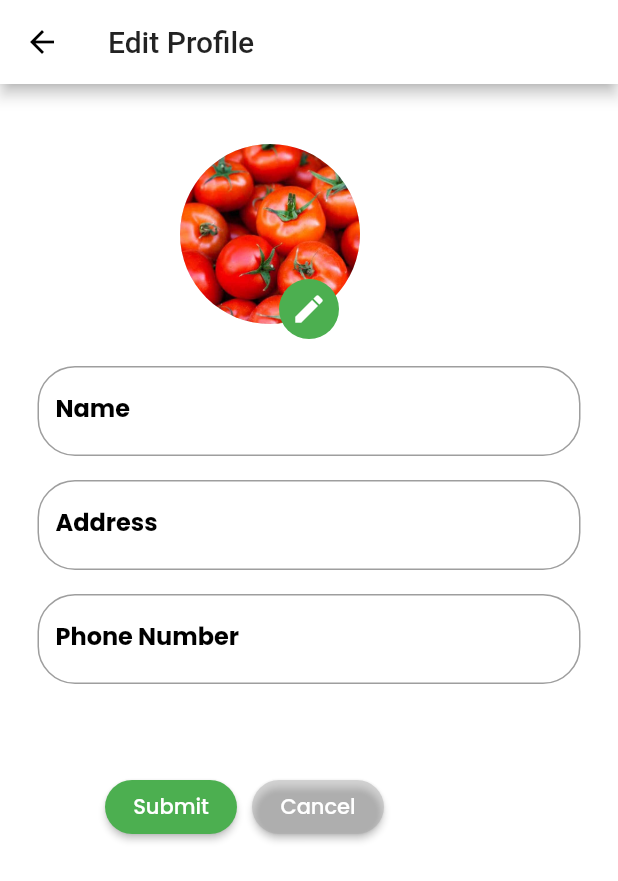
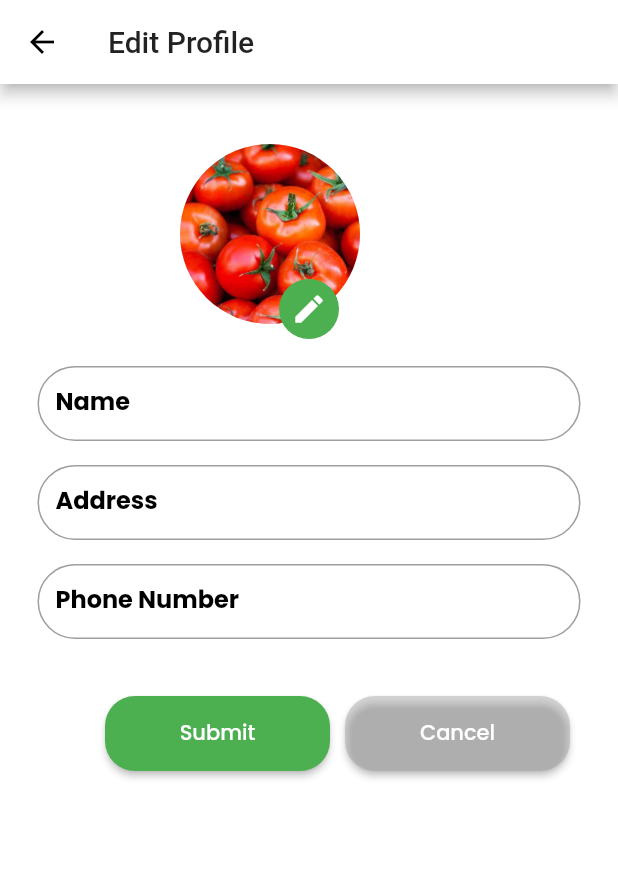
Before and after one commit to FarmartApp/Farmart-Front-end, a Flutter app: the EditProfilePage screen opened directly, on a phone screen of 412 x 824 dp. Shown: the top 881 px of the screen. Run offline on Flutter 3.47's test engine with Material 2 defaults, Android fonts, the phone set to English and light mode, and no system bars; our stand-ins replace cool_alert, flutter_svg, google_fonts; missing offline and left inert: fancy_dialog, sweetalert.

Commit message:
edit profile changes

```diff
--- a/lib/Screens/Pages/Editprofilepage.dart
+++ b/lib/Screens/Pages/Editprofilepage.dart
@@ -76,8 +76,54 @@ class _EditProfilePageState extends State<EditProfilePage> {
             ],
           );
         } else {
-          return Container(
-            color: Colors.red,
+          return ListView(
+            children: <Widget>[
+              SizedBox(
+                height: 20,
+              ),
+              Center(
+                child: Stack(
+                  children: <Widget>[
+                    Center(
+                      child: Container(
+                        margin:
+                            EdgeInsets.symmetric(horizontal: 120, vertical: 20),
+                        child: CircleAvatar(
+                            backgroundColor: Colors.grey.withOpacity(0.4),
+                            radius: 60.0,
+                            child: ClipRRect(
+                              child: Image.asset(
+                                'assets/tomato.jpg',
+                                width: 200,
+                                height: 200,
+                                fit: BoxFit.cover,
+                              ),
+                              borderRadius: BorderRadius.circular(120),
+                            )),
+                      ),
+                    ),
+                    Padding(
+                      padding: const EdgeInsets.only(top: 110),
+                      child: Center(
+                        child: Container(
+                            height: 40,
+                            decoration: BoxDecoration(
+                              shape: BoxShape.circle,
+                              color: Colors.green,
+                            ),
+                            child: IconButton(
+                                icon: Icon(
+                                  Icons.edit,
+                                  color: Colors.white,
+                                ),
+                                onPressed: () {})),
+                      ),
+                    ),
+                  ],
+                ),
+              ),
+              EditProfilePageField(),
+            ],
           );
         }
       }),
@@ -101,7 +147,7 @@ class _EditProfilePageFieldState extends State<EditProfilePageField> {
           Padding(
             padding: const EdgeInsets.all(8.0),
             child: Container(
-              height: 60,
+              height: 50,
               width: MediaQuery.of(context).size.width - 50,
               child: TextFormField(
                 onChanged: (text) {
@@ -128,7 +174,7 @@ class _EditProfilePageFieldState extends State<EditProfilePageField> {
           Padding(
             padding: const EdgeInsets.all(8.0),
             child: Container(
-              height: 60,
+              height: 50,
               width: MediaQuery.of(context).size.width - 50,
               child: TextFormField(
                 onChanged: (text) {
@@ -155,7 +201,7 @@ class _EditProfilePageFieldState extends State<EditProfilePageField> {
           Padding(
             padding: const EdgeInsets.all(8.0),
             child: Container(
-              height: 60,
+              height: 50,
               width: MediaQuery.of(context).size.width - 50,
               child: TextFormField(
                 onChanged: (text) {
@@ -183,7 +229,10 @@ class _EditProfilePageFieldState extends State<EditProfilePageField> {
           Row(
             children: <Widget>[
               Padding(
-                padding: const EdgeInsets.only(left: 70, top: 50),
+                padding: const EdgeInsets.only(left: 70, top: 30),
+                child: Container(
+                  width: 150,
+                  height: 50,
                   child: RaisedButton(
                       shape: RoundedRectangleBorder(
                           borderRadius: BorderRadius.circular(20)),
@@ -206,30 +255,28 @@ class _EditProfilePageFieldState extends State<EditProfilePageField> {
                         style: TextStyle(color: Colors.white),
                       )),
                 ),
+              ),
               Padding(
-                padding: const EdgeInsets.only(left: 10, top: 50),
+                padding: const EdgeInsets.only(left: 10, top: 30),
+                child: Container(
+                  width: 150,
+                  height: 50,
                   child: RaisedButton(
                       shape: RoundedRectangleBorder(
                           borderRadius: BorderRadius.circular(20)),
                       color: Colors.grey.withOpacity(0.4),
                       onPressed: () {
-                      if (_formkey.currentState.validate()) {
-                        CoolAlert.show(
-                            context: context,
-                            type: CoolAlertType.success,
-                            text: "Successfully updated!");
-                      } else {
-                        CoolAlert.show(
-                            context: null,
-                            type: CoolAlertType.error,
-                            text: "Error!");
-                      }
+                        Navigator.pop(context);
                       },
                       child: Text(
                         "Cancel",
                         style: TextStyle(color: Colors.white),
                       )),
                 ),
+              ),
+              SizedBox(
+                height: 50,
+              )
             ],
           )
         ],
```
Lines whose indentation alone changed are shown as unchanged.
